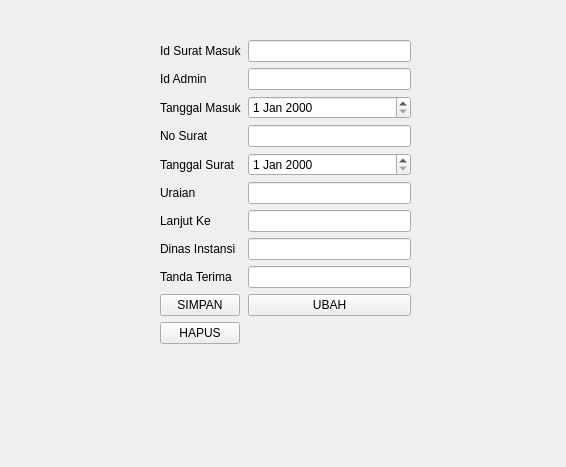
Above: PengelolaanArsip_2310010070/suratMasuk.ui from muliadi22/Tugas_Visual3_Muliadi before the change. Below: the same form after it.
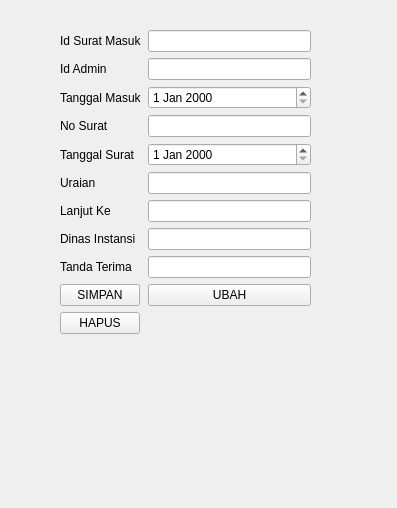
That is the form after the change.

What changed in the file:
```diff
--- a/PengelolaanArsip_2310010070/suratMasuk.ui
+++ b/PengelolaanArsip_2310010070/suratMasuk.ui
@@ -6,8 +6,8 @@
    <rect>
     <x>0</x>
     <y>0</y>
-    <width>566</width>
-    <height>467</height>
+    <width>397</width>
+    <height>508</height>
    </rect>
   </property>
   <property name="windowTitle">
@@ -16,8 +16,8 @@
   <widget class="QWidget" name="formLayoutWidget">
    <property name="geometry">
     <rect>
-     <x>160</x>
-     <y>40</y>
+     <x>60</x>
+     <y>30</y>
      <width>251</width>
      <height>384</height>
     </rect>
```
